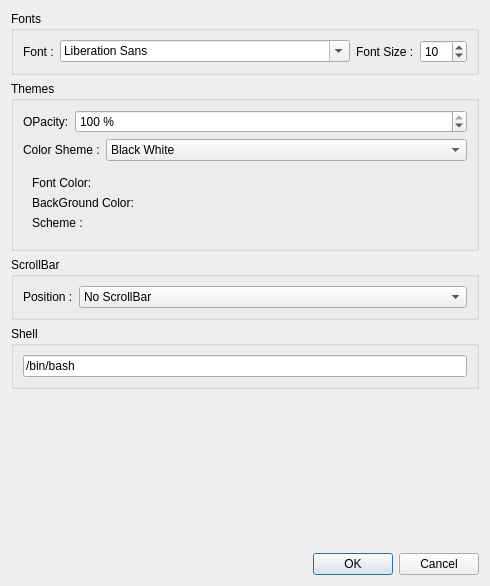
Qt form elokab-terminal/settingdialog.ui (zakariakov/elokab-terminal) before a commit.
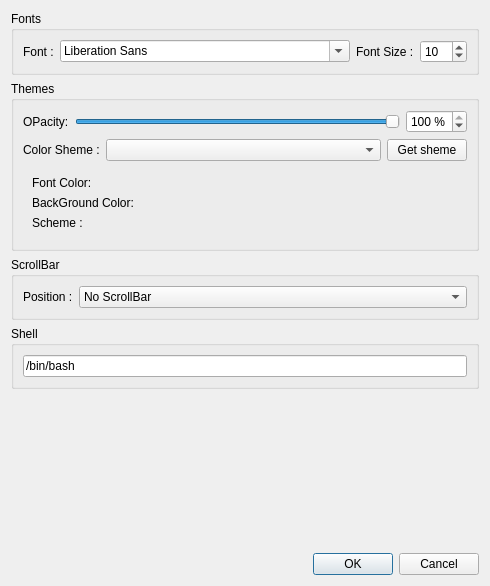
The same form after that commit.

Commit message: adding color shemes settings

```diff
--- a/elokab-terminal/settingdialog.ui
+++ b/elokab-terminal/settingdialog.ui
@@ -92,6 +92,25 @@
           </property>
          </widget>
         </item>
+        <item>
+         <widget class="QSlider" name="horizontalSlider">
+          <property name="minimum">
+           <number>10</number>
+          </property>
+          <property name="maximum">
+           <number>100</number>
+          </property>
+          <property name="singleStep">
+           <number>5</number>
+          </property>
+          <property name="value">
+           <number>100</number>
+          </property>
+          <property name="orientation">
+           <enum>Qt::Horizontal</enum>
+          </property>
+         </widget>
+        </item>
         <item>
          <widget class="QSpinBox" name="spinBoxOPacity">
           <property name="suffix">
@@ -133,26 +152,27 @@
         </item>
         <item>
          <widget class="QComboBox" name="themesComboBox">
+          <property name="currentIndex">
+           <number>-1</number>
+          </property>
           <item>
            <property name="text">
-            <string>Black White</string>
+            <string>DEfault</string>
            </property>
           </item>
-          <item>
-           <property name="text">
-            <string>Black Green</string>
-           </property>
-          </item>
-          <item>
-           <property name="text">
-            <string>Light Yellow Black</string>
-           </property>
-          </item>
-          <item>
-           <property name="text">
-            <string>Costum Color</string>
-           </property>
-          </item>
+         </widget>
+        </item>
+        <item>
+         <widget class="QPushButton" name="pushButton">
+          <property name="sizePolicy">
+           <sizepolicy hsizetype="Fixed" vsizetype="Fixed">
+            <horstretch>0</horstretch>
+            <verstretch>0</verstretch>
+           </sizepolicy>
+          </property>
+          <property name="text">
+           <string>Get sheme</string>
+          </property>
          </widget>
         </item>
        </layout>
```
Left out of the diff: 40 changed lines with no effect on the pictures. The commit also changes 7 other files.
